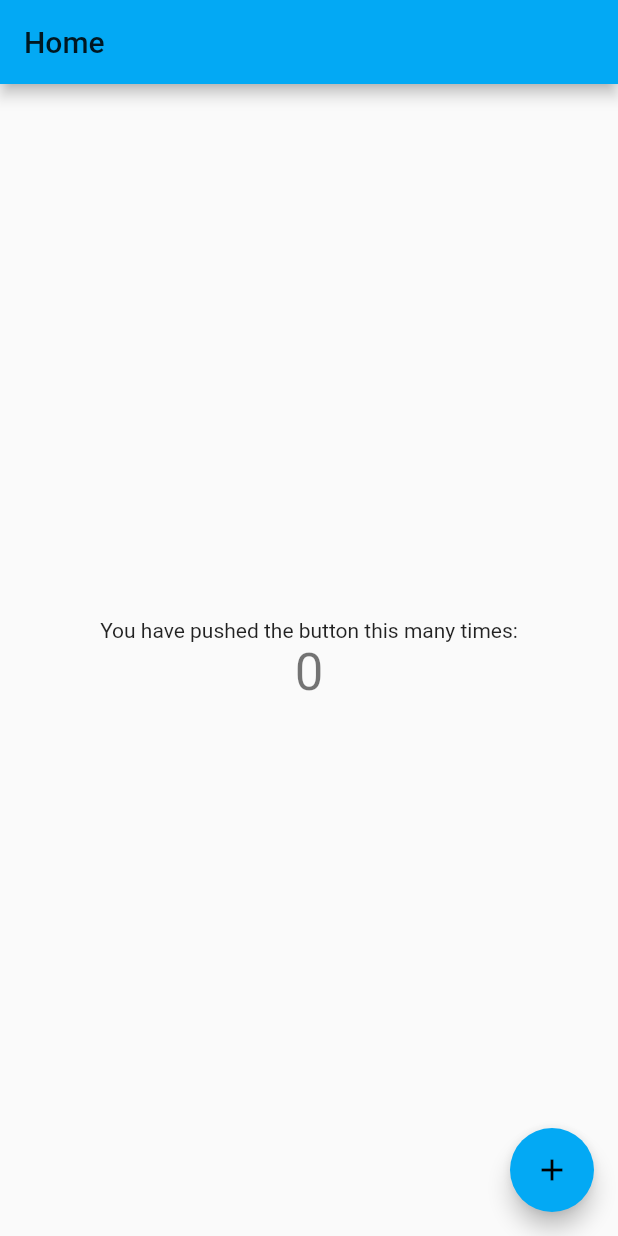
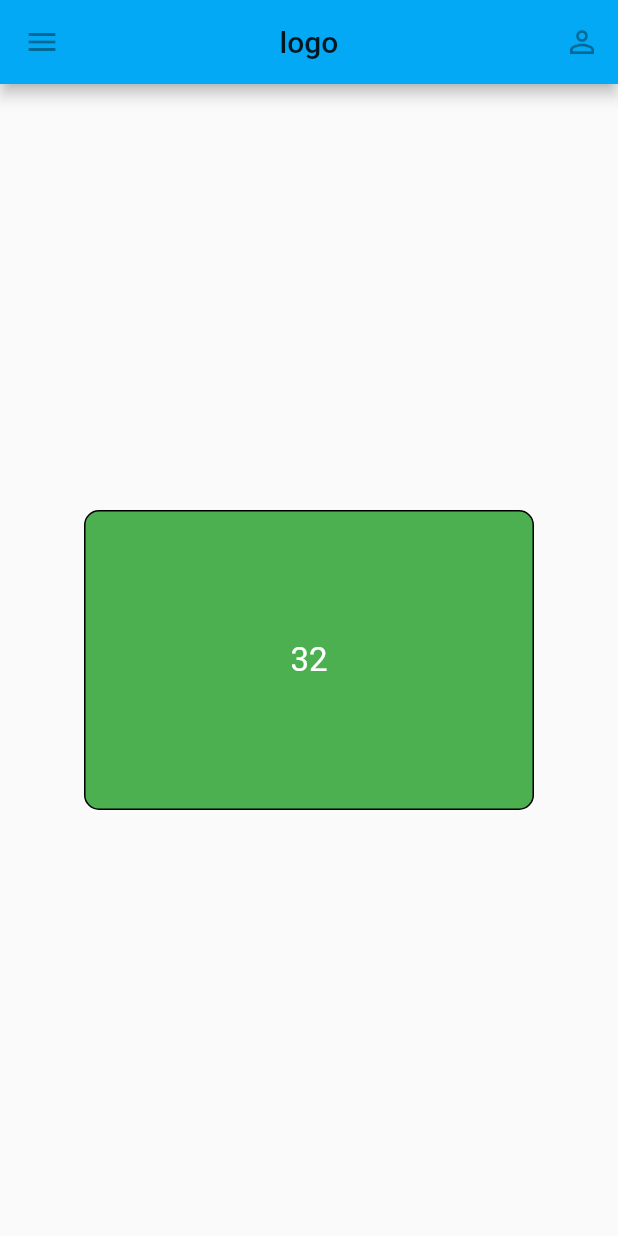
Before and after one commit to Cristocrat/Home-Enviromental-Device, a Flutter app: the screen it shows after launch, on a phone screen of 412 x 824 dp. Run offline on Flutter 3.47's test engine with Material 2 defaults, Android fonts, the phone set to English and light mode, and no system bars; missing offline and left inert: dart:ffi.

Commit message:
added aqi container and method for changing the color of the aqi value

```diff
--- a/home_enviroment_device/lib/main.dart
+++ b/home_enviroment_device/lib/main.dart
@@ -1,4 +1,5 @@
 import 'package:flutter/material.dart';
+import 'mainScreen.dart';
 
 void main() {
   runApp(MyApp());
@@ -26,9 +27,7 @@ class MyApp extends StatelessWidget {
         // closer together (more dense) than on mobile platforms.
         visualDensity: VisualDensity.adaptivePlatformDensity,
       ),
-      home: MyHomePage(
-        title: 'Home',
-      ),
+      home: mainScreen(),
     );
   }
 }
@@ -109,11 +108,7 @@ class _MyHomePageState extends State<MyHomePage> {
           ],
         ),
       ),
-      floatingActionButton: FloatingActionButton(
-        onPressed: _incrementCounter,
-        tooltip: 'Increment',
-        child: Icon(Icons.add),
-      ), // This trailing comma makes auto-formatting nicer for build methods.
+      // This trailing comma makes auto-formatting nicer for build methods.
     );
   }
 }
--- /dev/null
+++ b/home_enviroment_device/lib/mainScreen.dart
@@ -0,0 +1,52 @@
+import 'dart:ffi';
+import 'main.dart';
+import 'package:flutter/material.dart';
+import 'aqi_tools.dart';
+
+// ignore: camel_case_types
+class mainScreen extends StatefulWidget {
+
+  @override
+  _mainScreenState createState() => _mainScreenState();
+}
+
+class _mainScreenState extends State<mainScreen> {
+  @override
+  Widget build(BuildContext context) {
+    int api = 32;
+    return Scaffold(
+      appBar: AppBar(
+        leading: IconButton(icon: Icon(Icons.menu), onPressed: null),
+        title: Text('logo'),
+        centerTitle: true,
+        actions: <Widget>[
+          IconButton(icon: Icon(Icons.person_outline), onPressed: null)
+        ],
+      ),
+      body: Center(
+        child: Column(
+          mainAxisAlignment: MainAxisAlignment.spaceEvenly,
+          children: <Widget>[
+            Container(
+              height: 200,
+              width: 300,
+              color: Colors.transparent,
+              child: Container(
+                  decoration: BoxDecoration(
+                      color: Colors.green,
+                      borderRadius: BorderRadius.all(Radius.circular(10.0)),
+                      border: Border.all()),
+                  child: new Center(
+                    child: new Text(
+                      "$api",
+                      style: TextStyle(color: Colors.white, fontSize: 22),
+                      textAlign: TextAlign.center,
+                    ),
+                  )),
+            )
+          ],
+        ),
+      ),
+    );
+  }
+}
--- /dev/null
+++ b/home_enviroment_device/lib/util/aqi_tools.dart
@@ -0,0 +1,24 @@
+import 'package:flutter/material.dart';
+
+class AqiTools {
+  int value;
+  var enter;
+
+  AqiTools(this.enter) {
+    value = 0;
+  }
+
+  set currentApiValue(int n) {
+    value = n;
+  }
+
+  Color getColor(item) {
+    if (item >= 50) return Colors.green;
+
+    if (item < 50 && item >= 100) return Colors.yellow;
+    if (item < 100 && item >= 150) return Colors.orange;
+    if (item < 150 && item >= 200) return Colors.red;
+    if (item < 200 && item >= 250) return Colors.purple;
+    if (item < 300) return Colors.brown;
+  }
+}
```
